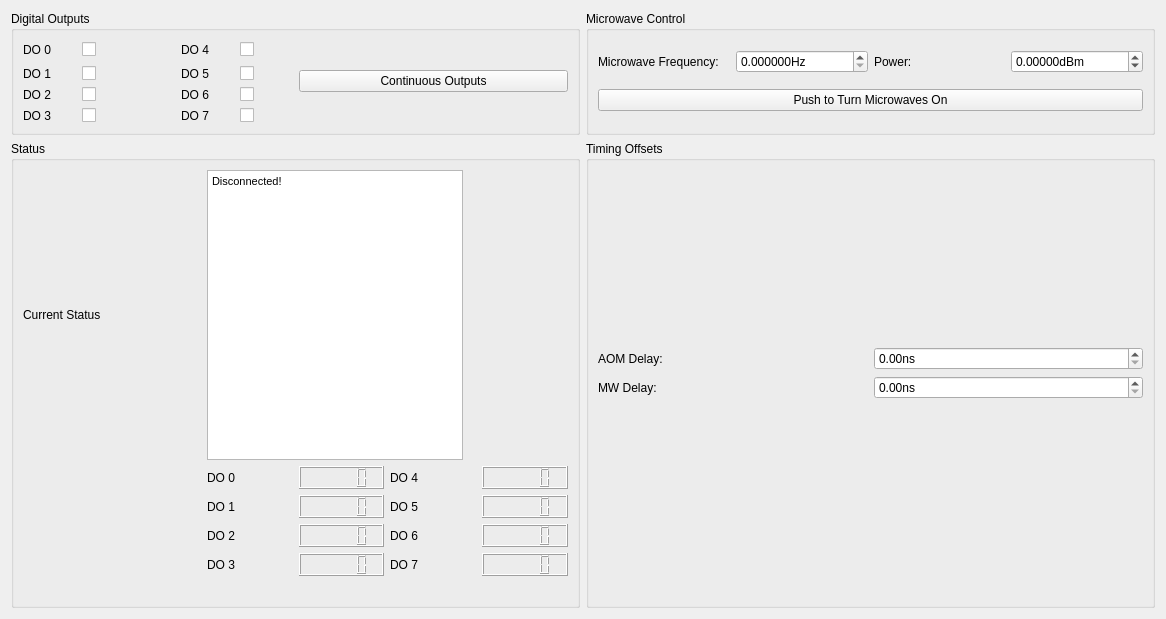
paulstevensonlab/qudi, file gui/pulsed_sg/ui_do_control.ui: the form before one commit.
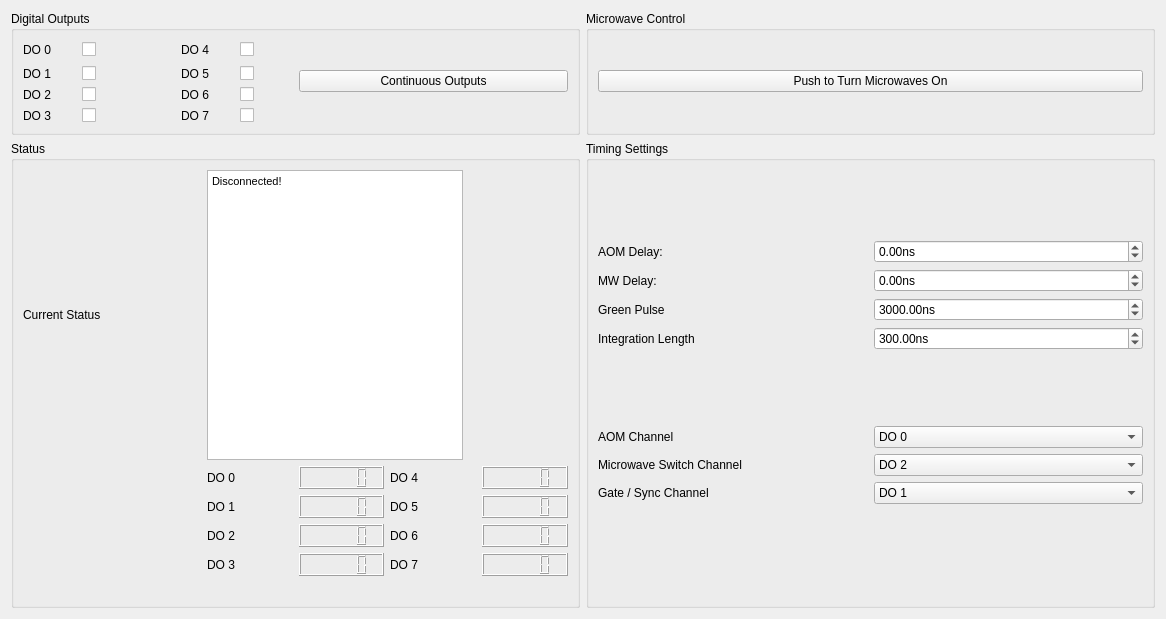
The form after the commit. Custom widgets are drawn as their Qt base class.

The edit to the form file:
```diff
--- a/gui/pulsed_sg/ui_do_control.ui
+++ b/gui/pulsed_sg/ui_do_control.ui
@@ -178,65 +178,6 @@
      </property>
      <layout class="QGridLayout" name="gridLayout_11">
       <item row="0" column="0">
-       <layout class="QGridLayout" name="gridLayout_10">
-        <item row="0" column="1">
-         <widget class="ScienDSpinBox" name="mw_freq_spinbox">
-          <property name="sizePolicy">
-           <sizepolicy hsizetype="Preferred" vsizetype="Fixed">
-            <horstretch>0</horstretch>
-            <verstretch>0</verstretch>
-           </sizepolicy>
-          </property>
-          <property name="suffix">
-           <string>Hz</string>
-          </property>
-          <property name="decimals">
-           <number>6</number>
-          </property>
-          <property name="maximum">
-           <double>100000000000.000000000000000</double>
-          </property>
-          <property name="singleStep">
-           <double>0.100000000000000</double>
-          </property>
-          <property name="value">
-           <double>0.000000000000000</double>
-          </property>
-         </widget>
-        </item>
-        <item row="0" column="0">
-         <widget class="QLabel" name="label_18">
-          <property name="text">
-           <string>Microwave Frequency:</string>
-          </property>
-         </widget>
-        </item>
-        <item row="0" column="2">
-         <widget class="QLabel" name="label_19">
-          <property name="text">
-           <string>Power: </string>
-          </property>
-         </widget>
-        </item>
-        <item row="0" column="3">
-         <widget class="QDoubleSpinBox" name="mw_power_spinbox">
-          <property name="suffix">
-           <string>dBm</string>
-          </property>
-          <property name="decimals">
-           <number>5</number>
-          </property>
-          <property name="minimum">
-           <double>-1000.000000000000000</double>
-          </property>
-          <property name="maximum">
-           <double>100.000000000000000</double>
-          </property>
-         </widget>
-        </item>
-       </layout>
-      </item>
-      <item row="1" column="0">
        <layout class="QGridLayout" name="gridLayout_8">
         <item row="0" column="0">
          <widget class="QPushButton" name="mw_on_button">
@@ -406,16 +347,26 @@
    <item row="3" column="5">
     <widget class="QGroupBox" name="groupBox_4">
      <property name="title">
-      <string>Timing Offsets</string>
+      <string>Timing Settings</string>
      </property>
      <layout class="QGridLayout" name="gridLayout_13">
       <item row="0" column="0">
        <layout class="QGridLayout" name="gridLayout_12">
-        <item row="0" column="1">
-         <widget class="QDoubleSpinBox" name="aom_delay_spinbox">
+        <item row="2" column="0">
+         <widget class="QLabel" name="label_18">
+          <property name="text">
+           <string>Green Pulse</string>
+          </property>
+         </widget>
+        </item>
+        <item row="1" column="1">
+         <widget class="QDoubleSpinBox" name="mw_delay_spinbox">
           <property name="suffix">
            <string>ns</string>
           </property>
+          <property name="minimum">
+           <double>-10000.000000000000000</double>
+          </property>
           <property name="maximum">
            <double>10000.000000000000000</double>
           </property>
@@ -424,13 +375,6 @@
           </property>
          </widget>
         </item>
-        <item row="0" column="0">
-         <widget class="QLabel" name="label_20">
-          <property name="text">
-           <string>AOM Delay: </string>
-          </property>
-         </widget>
-        </item>
         <item row="1" column="0">
          <widget class="QLabel" name="label_21">
           <property name="text">
@@ -438,11 +382,21 @@
           </property>
          </widget>
         </item>
-        <item row="1" column="1">
-         <widget class="QDoubleSpinBox" name="mw_delay_spinbox">
+        <item row="0" column="0">
+         <widget class="QLabel" name="label_20">
+          <property name="text">
+           <string>AOM Delay: </string>
+          </property>
+         </widget>
+        </item>
+        <item row="0" column="1">
+         <widget class="QDoubleSpinBox" name="aom_delay_spinbox">
           <property name="suffix">
            <string>ns</string>
           </property>
+          <property name="minimum">
+           <double>-10000.000000000000000</double>
+          </property>
           <property name="maximum">
            <double>10000.000000000000000</double>
           </property>
@@ -451,9 +405,42 @@
           </property>
          </widget>
         </item>
+        <item row="3" column="0">
+         <widget class="QLabel" name="label_19">
+          <property name="text">
+           <string>Integration Length</string>
+          </property>
+         </widget>
+        </item>
+        <item row="2" column="1">
+         <widget class="QDoubleSpinBox" name="green_pulse_spinbox">
+          <property name="suffix">
+           <string>ns</string>
+          </property>
+          <property name="maximum">
+           <double>100000.000000000000000</double>
+          </property>
+          <property name="value">
+           <double>3000.000000000000000</double>
+          </property>
+         </widget>
+        </item>
+        <item row="3" column="1">
+         <widget class="QDoubleSpinBox" name="integration_spinbox">
+          <property name="suffix">
+           <string>ns</string>
+          </property>
+          <property name="maximum">
+           <double>10000.000000000000000</double>
+          </property>
+          <property name="value">
+           <double>300.000000000000000</double>
+          </property>
+         </widget>
+        </item>
        </layout>
       </item>
-      <item row="1" column="0">
+      <item row="2" column="0">
        <spacer name="horizontalSpacer_2">
         <property name="orientation">
          <enum>Qt::Horizontal</enum>
@@ -466,18 +453,174 @@
         </property>
        </spacer>
       </item>
+      <item row="1" column="0">
+       <layout class="QGridLayout" name="gridLayout_9">
+        <item row="2" column="0">
+         <widget class="QLabel" name="label_24">
+          <property name="text">
+           <string>Gate / Sync Channel</string>
+          </property>
+         </widget>
+        </item>
+        <item row="1" column="0">
+         <widget class="QLabel" name="label_23">
+          <property name="text">
+           <string>Microwave Switch Channel</string>
+          </property>
+         </widget>
+        </item>
+        <item row="0" column="1">
+         <widget class="QComboBox" name="combo_aom">
+          <item>
+           <property name="text">
+            <string>DO 0</string>
+           </property>
+          </item>
+          <item>
+           <property name="text">
+            <string>DO 1</string>
+           </property>
+          </item>
+          <item>
+           <property name="text">
+            <string>DO 2</string>
+           </property>
+          </item>
+          <item>
+           <property name="text">
+            <string>DO 3</string>
+           </property>
+          </item>
+          <item>
+           <property name="text">
+            <string>DO 4</string>
+           </property>
+          </item>
+          <item>
+           <property name="text">
+            <string>DO 5</string>
+           </property>
+          </item>
+          <item>
+           <property name="text">
+            <string>DO 6</string>
+           </property>
+          </item>
+          <item>
+           <property name="text">
+            <string>DO 7</string>
+           </property>
+          </item>
+         </widget>
+        </item>
+        <item row="0" column="0">
+         <widget class="QLabel" name="label_22">
+          <property name="text">
+           <string>AOM Channel</string>
+          </property>
+         </widget>
+        </item>
+        <item row="1" column="1">
+         <widget class="QComboBox" name="combo_mw">
+          <property name="currentIndex">
+           <number>2</number>
+          </property>
+          <item>
+           <property name="text">
+            <string>DO 0</string>
+           </property>
+          </item>
+          <item>
+           <property name="text">
+            <string>DO 1</string>
+           </property>
+          </item>
+          <item>
+           <property name="text">
+            <string>DO 2</string>
+           </property>
+          </item>
+          <item>
+           <property name="text">
+            <string>DO 3</string>
+           </property>
+          </item>
+          <item>
+           <property name="text">
+            <string>DO 4</string>
+           </property>
+          </item>
+          <item>
+           <property name="text">
+            <string>DO 5</string>
+           </property>
+          </item>
+          <item>
+           <property name="text">
+            <string>DO 6</string>
+           </property>
+          </item>
+          <item>
+           <property name="text">
+            <string>DO 7</string>
+           </property>
+          </item>
+         </widget>
+        </item>
+        <item row="2" column="1">
+         <widget class="QComboBox" name="combo_gate">
+          <property name="currentIndex">
+           <number>1</number>
+          </property>
+          <item>
+           <property name="text">
+            <string>DO 0</string>
+           </property>
+          </item>
+          <item>
+           <property name="text">
+            <string>DO 1</string>
+           </property>
+          </item>
+          <item>
+           <property name="text">
+            <string>DO 2</string>
+           </property>
+          </item>
+          <item>
+           <property name="text">
+            <string>DO 3</string>
+           </property>
+          </item>
+          <item>
+           <property name="text">
+            <string>DO 4</string>
+           </property>
+          </item>
+          <item>
+           <property name="text">
+            <string>DO 5</string>
+           </property>
+          </item>
+          <item>
+           <property name="text">
+            <string>DO 6</string>
+           </property>
+          </item>
+          <item>
+           <property name="text">
+            <string>DO 7</string>
+           </property>
+          </item>
+         </widget>
+        </item>
+       </layout>
+      </item>
      </layout>
     </widget>
    </item>
   </layout>
  </widget>
- <customwidgets>
-  <customwidget>
-   <class>ScienDSpinBox</class>
-   <extends>QDoubleSpinBox</extends>
-   <header>qtwidgets.scientific_spinbox.h</header>
-  </customwidget>
- </customwidgets>
  <resources/>
  <connections/>
 </ui>
```
